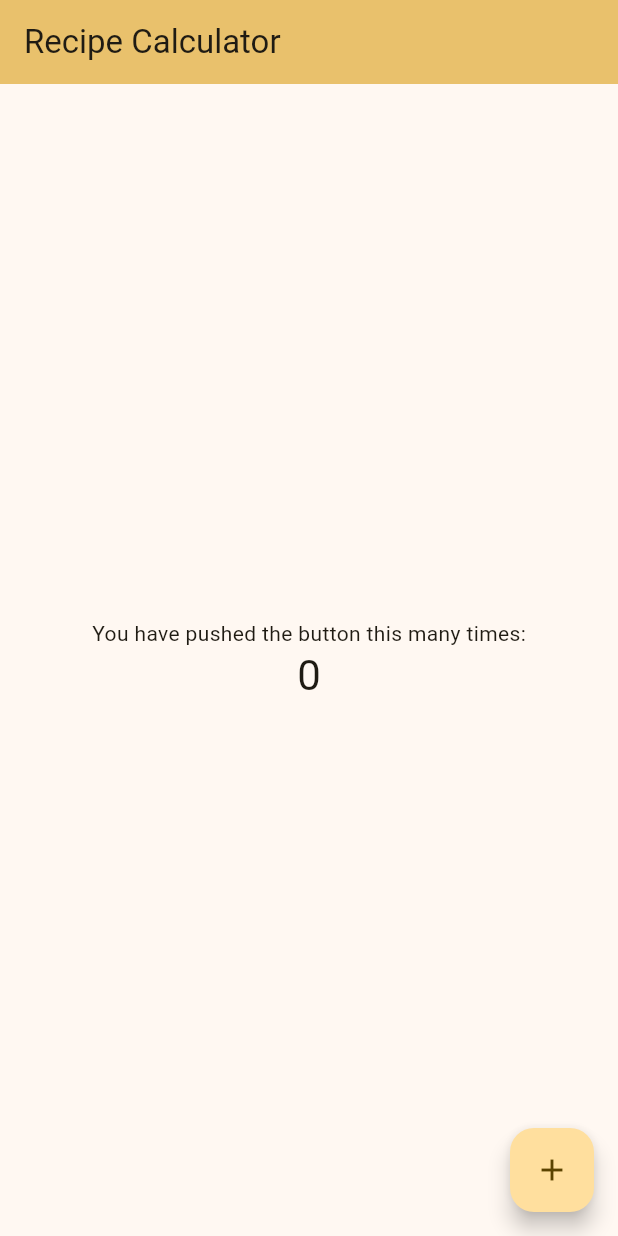
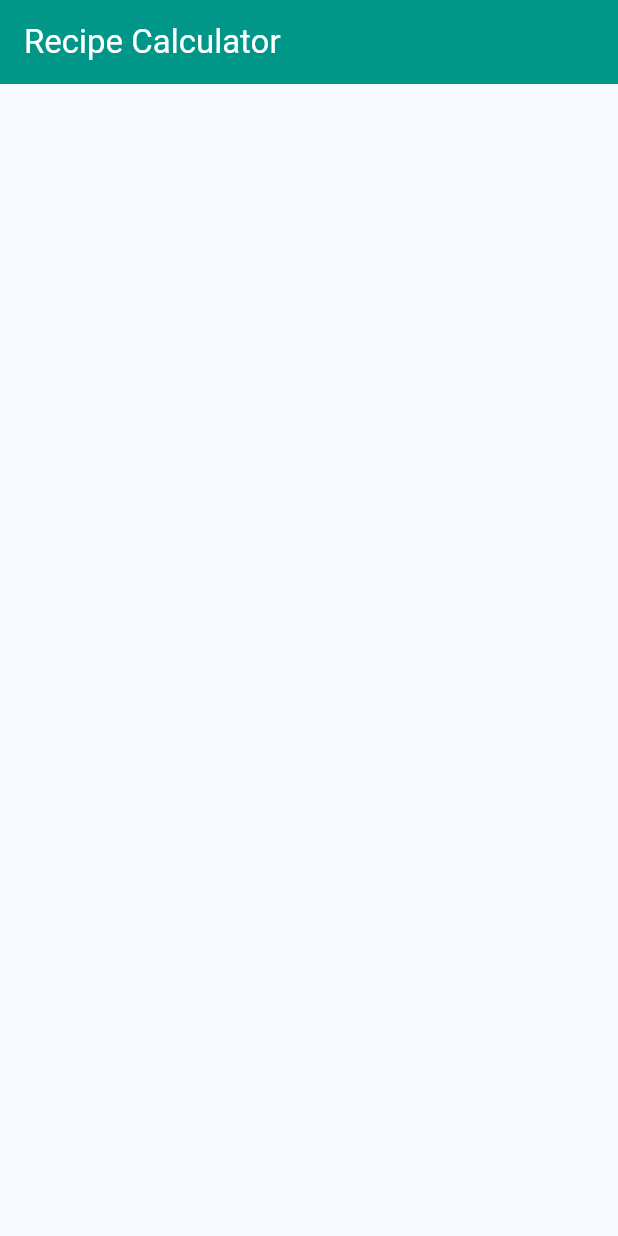
Before and after one commit to tinashemahwenda/recipe_app, a Flutter app: the screen it shows after launch, on a phone screen of 412 x 824 dp. Run offline on Flutter 3.47's test engine with Material 3 defaults, Android fonts, the phone set to English and light mode, and no system bars.

Commit message:
Styled the homepage

```diff
--- a/lib/main.dart
+++ b/lib/main.dart
@@ -13,7 +13,7 @@ class RecipeApp extends StatelessWidget {
     return MaterialApp(
       title: 'Recipe Calculator',
       theme: ThemeData(
-        colorScheme: ColorScheme.fromSeed(seedColor: Colors.amber),
+        colorScheme: ColorScheme.fromSeed(seedColor: Colors.blue),
         useMaterial3: true,
       ),
       home: const MyHomePage(title: 'Recipe Calculator'),
@@ -22,80 +22,27 @@ class RecipeApp extends StatelessWidget {
 }
 
 class MyHomePage extends StatefulWidget {
+  final String title;
   const MyHomePage({super.key, required this.title});
-
-  final String title;
 
   @override
   State<MyHomePage> createState() => _MyHomePageState();
 }
 
 class _MyHomePageState extends State<MyHomePage> {
-  int _counter = 0;
-
-  void _incrementCounter() {
-    setState(() {
-      // This call to setState tells the Flutter framework that something has
-      // changed in this State, which causes it to rerun the build method below
-      // so that the display can reflect the updated values. If we changed
-      // _counter without calling setState(), then the build method would not be
-      // called again, and so nothing would appear to happen.
-      _counter++;
-    });
-  }
-
   @override
   Widget build(BuildContext context) {
-    // This method is rerun every time setState is called, for instance as done
-    // by the _incrementCounter method above.
-    //
-    // The Flutter framework has been optimized to make rerunning build methods
-    // fast, so that you can just rebuild anything that needs updating rather
-    // than having to individually change instances of widgets.
     return Scaffold(
       appBar: AppBar(
-        // TRY THIS: Try changing the color here to a specific color (to
-        // Colors.amber, perhaps?) and trigger a hot reload to see the AppBar
-        // change color while the other colors stay the same.
-        backgroundColor: Theme.of(context).colorScheme.inversePrimary,
-        // Here we take the value from the MyHomePage object that was created by
-        // the App.build method, and use it to set our appbar title.
-        title: Text(widget.title),
+        title: Text(
+          widget.title,
+          style: TextStyle(
+            color: Colors.white,
+          ),
+        ),
+        backgroundColor: Colors.teal,
       ),
-      body: Center(
-        // Center is a layout widget. It takes a single child and positions it
-        // in the middle of the parent.
-        child: Column(
-          // Column is also a layout widget. It takes a list of children and
-          // arranges them vertically. By default, it sizes itself to fit its
-          // children horizontally, and tries to be as tall as its parent.
-          //
-          // Column has various properties to control how it sizes itself and
-          // how it positions its children. Here we use mainAxisAlignment to
-          // center the children vertically; the main axis here is the vertical
-          // axis because Columns are vertical (the cross axis would be
-          // horizontal).
-          //
-          // TRY THIS: Invoke "debug painting" (choose the "Toggle Debug Paint"
-          // action in the IDE, or press "p" in the console), to see the
-          // wireframe for each widget.
-          mainAxisAlignment: MainAxisAlignment.center,
-          children: <Widget>[
-            const Text(
-              'You have pushed the button this many times:',
-            ),
-            Text(
-              '$_counter',
-              style: Theme.of(context).textTheme.headlineMedium,
-            ),
-          ],
-        ),
-      ),
-      floatingActionButton: FloatingActionButton(
-        onPressed: _incrementCounter,
-        tooltip: 'Increment',
-        child: const Icon(Icons.add),
-      ), // This trailing comma makes auto-formatting nicer for build methods.
+      body: SafeArea(child: Container()),
     );
   }
 }
```
